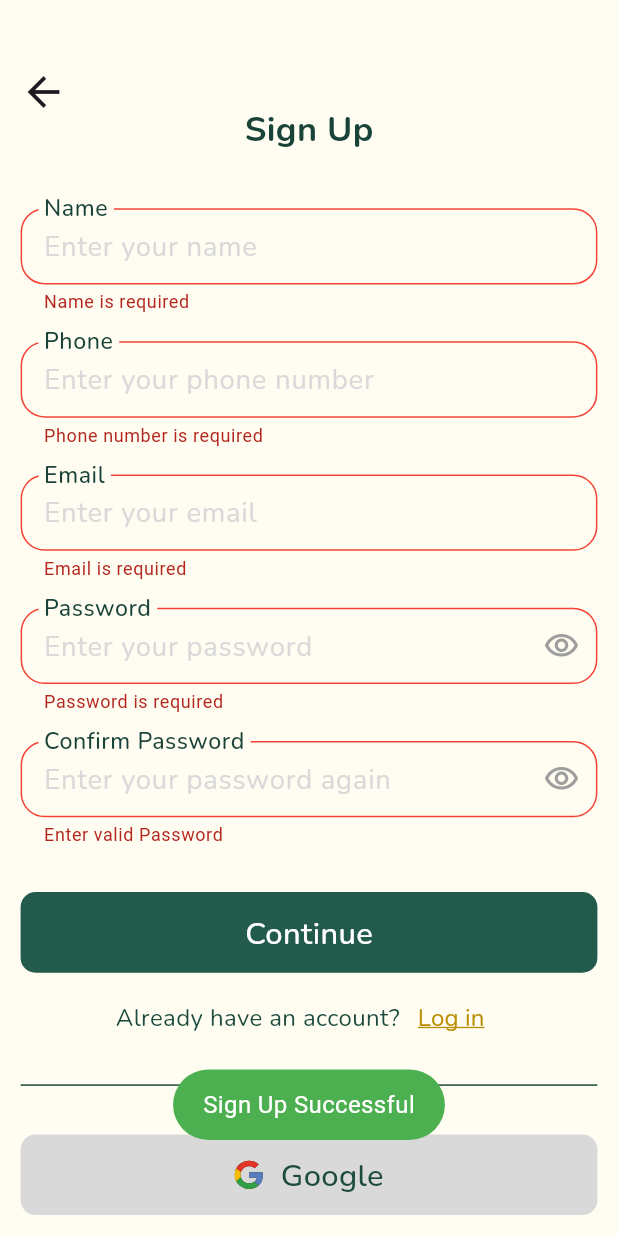
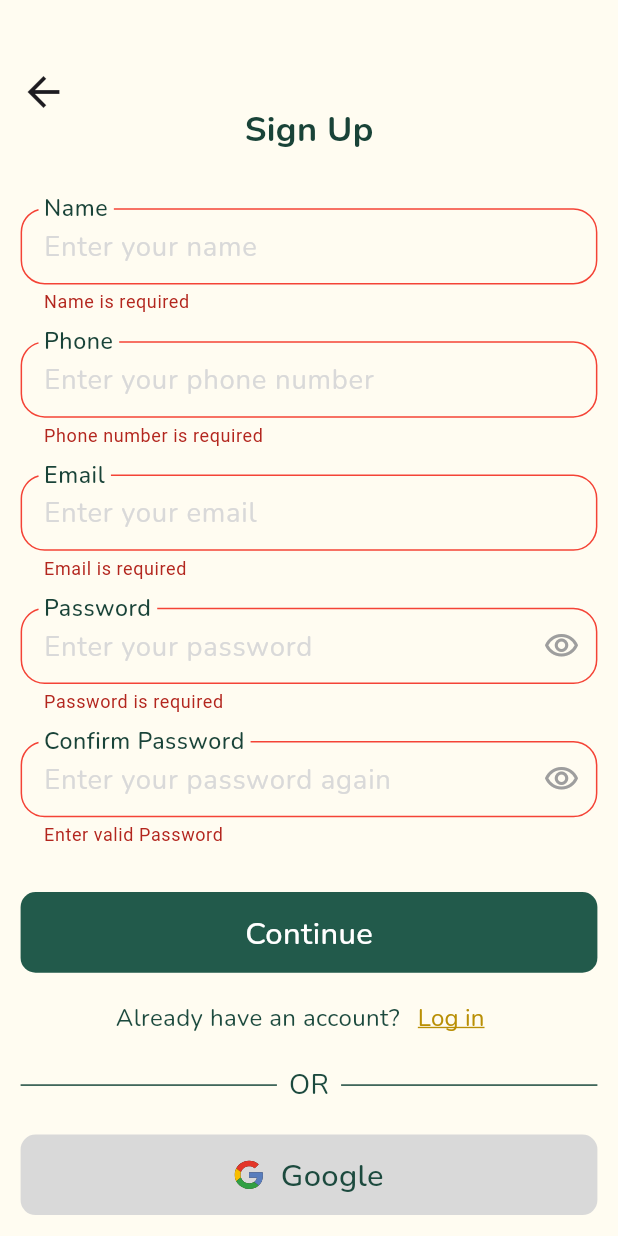
Before and after one commit to Mariamibrahim88/GraceCycle, a Flutter app: the SignupView screen opened by its route, after a tap on "Continue", after a tap on "Google", on a phone screen of 412 x 824 dp. Run offline on Flutter 3.47's test engine with Material 3 defaults, Android fonts, the phone set to English and light mode, and no system bars; our stand-ins replace dartz, dio, firebase_auth, firebase_core, flutter_bloc, flutter_otp_text_field and 10 more; accounts and stored records are empty.

Commit message:
handle loading state in log in and sign up

```diff
--- a/lib/core/database/remote/end_points.dart
+++ b/lib/core/database/remote/end_points.dart
@@ -1,6 +1,6 @@
 class EndPoint {
   static const String baseurl =
-      'https://1854-156-206-43-163.ngrok-free.app/api/AppUser/';
+      'https://48d0-156-206-17-23.ngrok-free.app/api/AppUser/';
   static const String signIn = 'login-app';
   static const String signUp = 'register-app';
 }
--- a/lib/features/Authentication/presentation/views/widgets/signup_view_body.dart
+++ b/lib/features/Authentication/presentation/views/widgets/signup_view_body.dart
@@ -7,7 +7,6 @@ import 'package:grace_cycle/core/utils/app_assets.dart';
 import 'package:grace_cycle/core/utils/app_colors.dart';
 import 'package:grace_cycle/core/utils/app_navigate.dart';
 import 'package:grace_cycle/core/utils/app_spacing.dart';
-import 'package:grace_cycle/core/widgets/custom_snack_bar.dart';
 import 'package:grace_cycle/features/Authentication/presentation/manager/register_cubit/register_cubit.dart';
 import 'package:grace_cycle/features/Authentication/presentation/manager/register_cubit/register_state.dart';
 import 'package:grace_cycle/features/Authentication/presentation/views/signup_continue_view.dart';
@@ -46,7 +45,6 @@ class SignupViewBody extends StatelessWidget {
                         }
                         return null;
                       },
-
                       textcontroller:
                           context.read<RegisterCubit>().usernameController,
 
@@ -59,8 +57,12 @@ class SignupViewBody extends StatelessWidget {
                       keyboardType: TextInputType.phone,
                       hintText: 'Enter your phone number',
                       validator: (value) {
+                        String pattern = r'^(?:\+20|0)?1[0-9]{9}$';
+                        RegExp regex = RegExp(pattern);
                         if (value!.isEmpty) {
                           return 'Phone number is required';
+                        } else if (!regex.hasMatch(value)) {
+                          return 'Invalid phone number';
                         }
                         return null;
                       },
@@ -162,15 +164,26 @@ class SignupViewBody extends StatelessWidget {
                     verticalSpace(10),
 
                     CustomButton(
-                        text: 'Google',
-                        onPressed: () {
-                          showToast(
-                              message: 'Sign Up Successful',
-                              state: ToastStates.success);
-                        },
-                        textColor: AppColors.greensubtit,
-                        image: AppAssets.imgGoogle,
-                        color: AppColors.grey),
+                      text: 'Google',
+                      onPressed: () async {
+                        // final registerCubit = context.read<RegisterCubit>();
+
+                        // await registerCubit.signInWithGoogle();
+
+                        // Navigator.push(
+                        //   context,
+                        //   MaterialPageRoute(
+                        //     builder: (context) => BlocProvider.value(
+                        //       value: registerCubit,
+                        //       child: SignupContinueView(),
+                        //     ),
+                        //   ),
+                        // );
+                      },
+                      textColor: AppColors.greensubtit,
+                      image: AppAssets.imgGoogle,
+                      color: AppColors.grey,
+                    ),
                   ],
                 ),
               ),
--- a/pubspec.yaml
+++ b/pubspec.yaml
@@ -38,6 +38,7 @@ dependencies:
   flutter_bloc: ^9.0.0
   flutter_otp_text_field: ^1.2.0
   flutter_screenutil: ^5.9.3
+  flutter_spinkit: ^5.2.1
   flutter_svg: ^2.0.16
   fluttertoast: ^8.2.10
   geocoding: ^3.0.0
```
Also changed, not shown: lib/core/firebase/login_methods/login_methods.dart (+12 -7 lines), lib/core/widgets/custom_loading.dart (added, +15 -0 lines), lib/features/Authentication/presentation/manager/register_cubit/register_cubit.dart (+21 -0 lines), lib/features/Authentication/presentation/manager/register_cubit/register_state.dart (+10 -0 lines), lib/features/Authentication/presentation/views/widgets/login_view_body.dart (+7 -4 lines), lib/features/Authentication/presentation/views/widgets/signup_continue_body.dart (+6 -2 lines), pubspec.lock, 1 other file.
